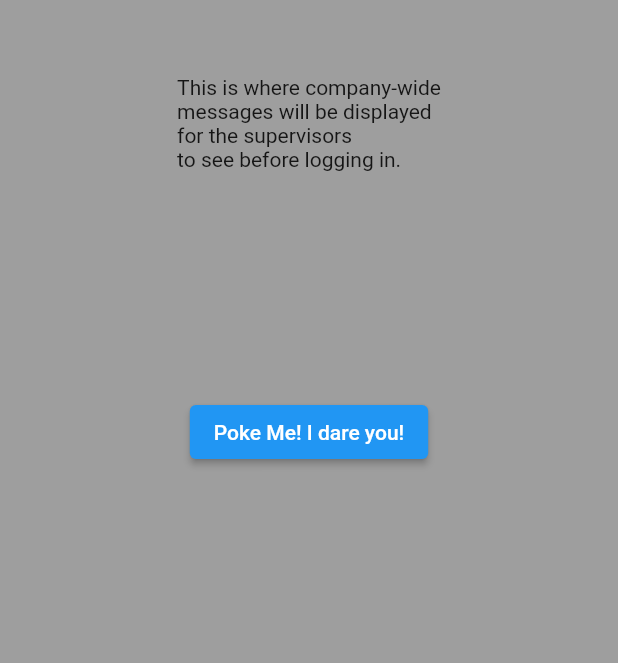
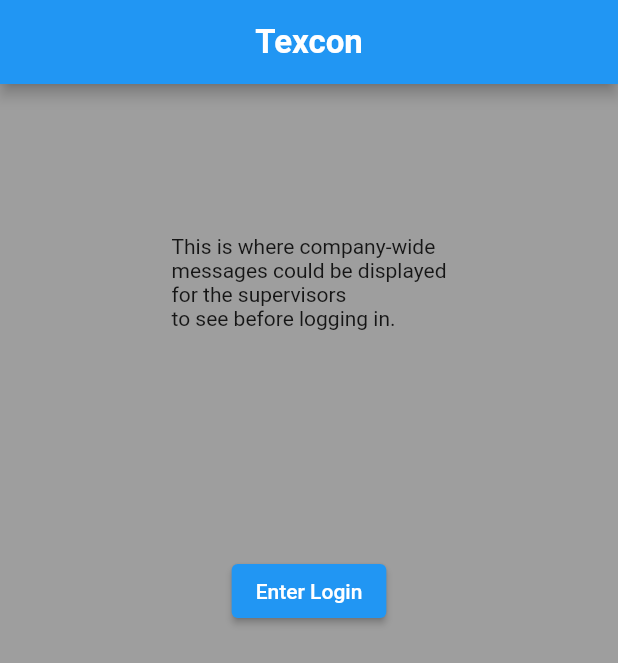
Before and after one commit to gyroman2012/TexconProto2, a Flutter app: the screen it shows after launch, on a phone screen of 412 x 824 dp. Shown: the top 663 px of the screen. Run offline on Flutter 3.47's test engine with Material 2 defaults, Android fonts, the phone set to English and light mode, and no system bars; our stand-ins replace cloud_firestore, firebase_auth, firebase_core, flutter_datetime_picker, fluttertoast, toggle_switch; accounts and stored records are empty.

Commit message:
fifth commit

```diff
--- a/lib/memopage.dart
+++ b/lib/memopage.dart
@@ -13,13 +13,20 @@ class _MemoState extends State<Memo> {
   @override
   Widget build(BuildContext context) {
     return Scaffold(
+      appBar: AppBar(
+        centerTitle: true,
+        title: Text(
+          'Texcon',
+          style: TextStyle(fontWeight: FontWeight.bold, fontSize: 22),
+        ),
+      ),
       backgroundColor: Colors.grey,
       body: Center(
         child: Column(
           children: [
-            SizedBox(height: 50),
+            SizedBox(height: 100),
             Text(
-                'This is where company-wide\nmessages will be displayed\nfor the supervisors\nto see before logging in.'),
+                'This is where company-wide\nmessages could be displayed\nfor the supervisors\nto see before logging in.'),
             SizedBox(height: 150),
             ElevatedButton(
               onPressed: () {
@@ -30,7 +37,7 @@ class _MemoState extends State<Memo> {
                   ),
                 );
               },
-              child: Text('Poke Me! I dare you!'),
+              child: Text('Enter Login'),
             ),
           ],
         ),
```
Also changed, not shown: lib/entrypage.dart (+9 -4 lines), lib/homepage.dart (+9 -11 lines).
